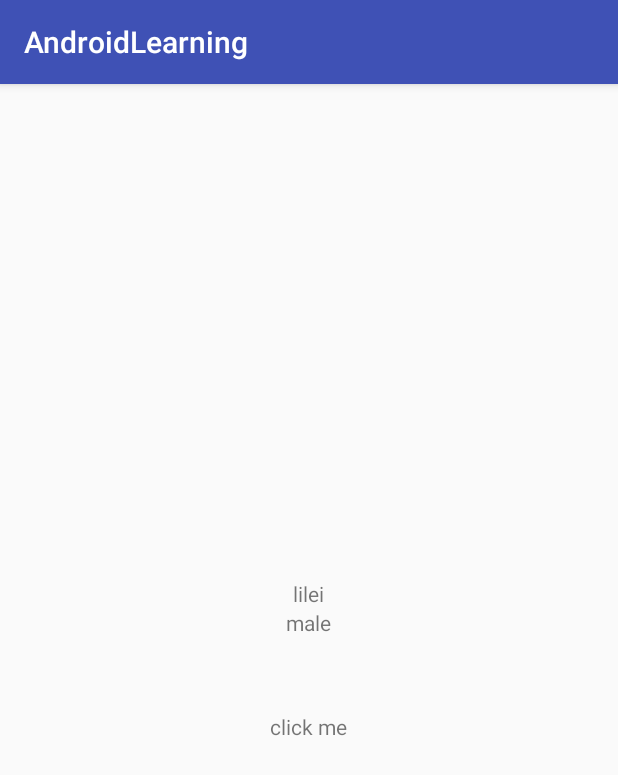
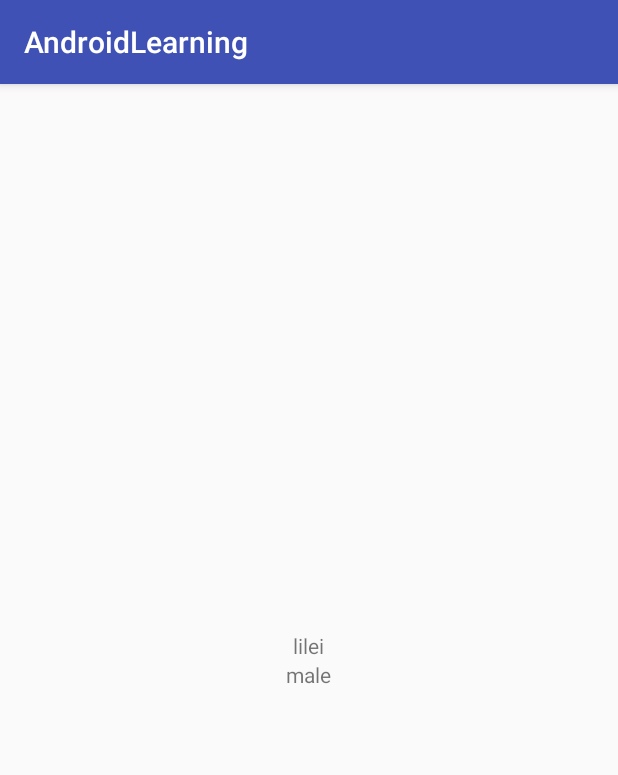
Before and after one commit to bovink/AndroidLearning, an Android app: the LayoutBindActivity screen opened directly, with no data from a screen before it, on a phone screen of 412 x 824 dp. Shown: the top 775 px of the screen. Run offline under Robolectric (Android 15) with nearby library versions, the phone set to English and light mode, and no system bars; our stand-ins replace data binding.

Commit message:
测试绑定数据。

```diff
--- a/app/src/main/java/com/bovink/androidlearning/databinding/layoutbinding/LayoutBindActivity.java
+++ b/app/src/main/java/com/bovink/androidlearning/databinding/layoutbinding/LayoutBindActivity.java
@@ -3,7 +3,6 @@ package com.bovink.androidlearning.databinding.layoutbinding;
 import android.os.Bundle;
 import android.support.annotation.Nullable;
 import android.support.v7.app.AppCompatActivity;
-import android.view.View;
 
 import com.bovink.androidlearning.databinding.FirstActBinding;
 import com.bovink.androidlearning.model.Person;
@@ -14,6 +13,7 @@ import com.bovink.androidlearning.model.Person;
  */
 
 public class LayoutBindActivity extends AppCompatActivity {
+
     Person person;
 
     @Override
@@ -21,20 +21,14 @@ public class LayoutBindActivity extends AppCompatActivity {
         super.onCreate(savedInstanceState);
 
         FirstActBinding binding = FirstActBinding.inflate(getLayoutInflater());
+
         setContentView(binding.getRoot());
+
         person = new Person();
         person.setName("lilei");
         person.setSex("male");
 
         binding.setPerson(person);
 
-        binding.clickTextView.setOnClickListener(new View.OnClickListener() {
-            @Override
-            public void onClick(View v) {
-
-                person.setName("hanmeimei");
-                person.setSex("female");
-            }
-        });
     }
 }
--- a/app/src/main/java/com/bovink/androidlearning/model/Person.java
+++ b/app/src/main/java/com/bovink/androidlearning/model/Person.java
@@ -1,39 +1,32 @@
 package com.bovink.androidlearning.model;
 
 import android.databinding.BaseObservable;
-import android.databinding.Bindable;
-
-import com.bovink.androidlearning.BR;
 
 /**
+ * 普通的JSON对象就能满足DataBinding的数据类型要求
+ *
  * @author fox
  * @since 2018/03/09
  */
 
-public class Person extends BaseObservable{
+public class Person extends BaseObservable {
 
     private String name;
     private String sex;
 
-
-
-    @Bindable
     public String getName() {
         return name;
     }
 
     public void setName(String name) {
         this.name = name;
-        notifyPropertyChanged(BR.name);
     }
 
-    @Bindable
     public String getSex() {
         return sex;
     }
 
     public void setSex(String sex) {
         this.sex = sex;
-        notifyPropertyChanged(BR.sex);
     }
 }
--- a/app/src/main/res/layout/first_act.xml
+++ b/app/src/main/res/layout/first_act.xml
@@ -24,11 +24,5 @@
             android:layout_height="wrap_content"
             android:text="@{person.sex}" />
 
-        <TextView
-            android:id="@+id/clickTextView"
-            android:layout_width="wrap_content"
-            android:layout_height="wrap_content"
-            android:layout_marginTop="50dp"
-            android:text="click me" />
     </LinearLayout>
 </layout>
```
